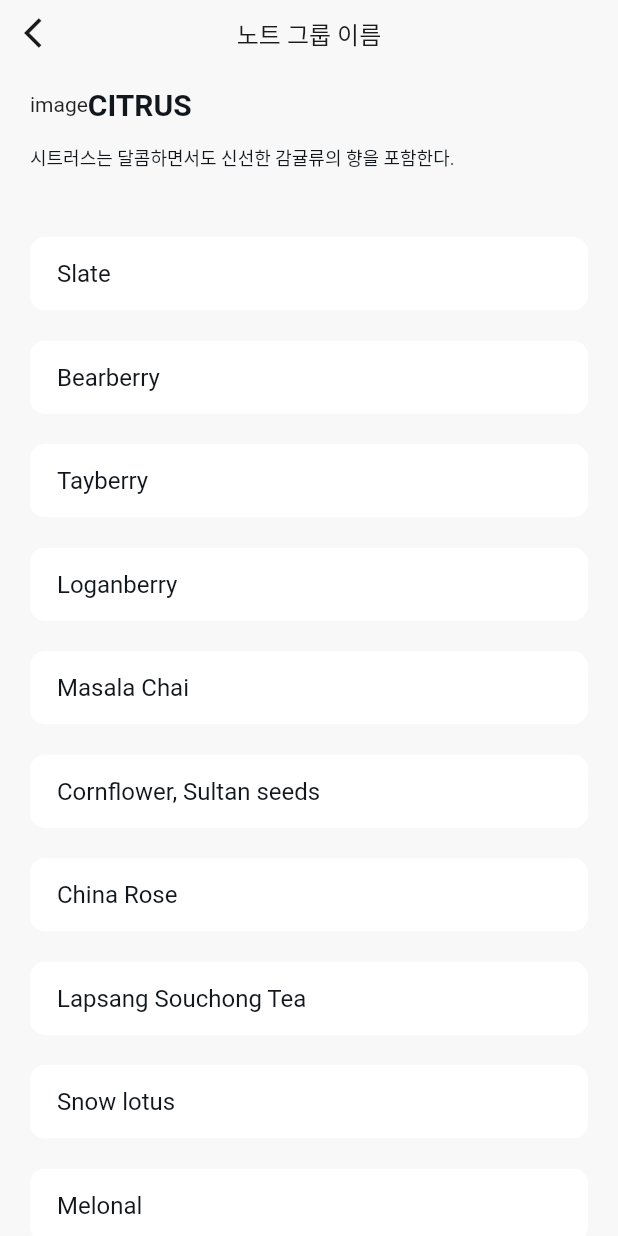
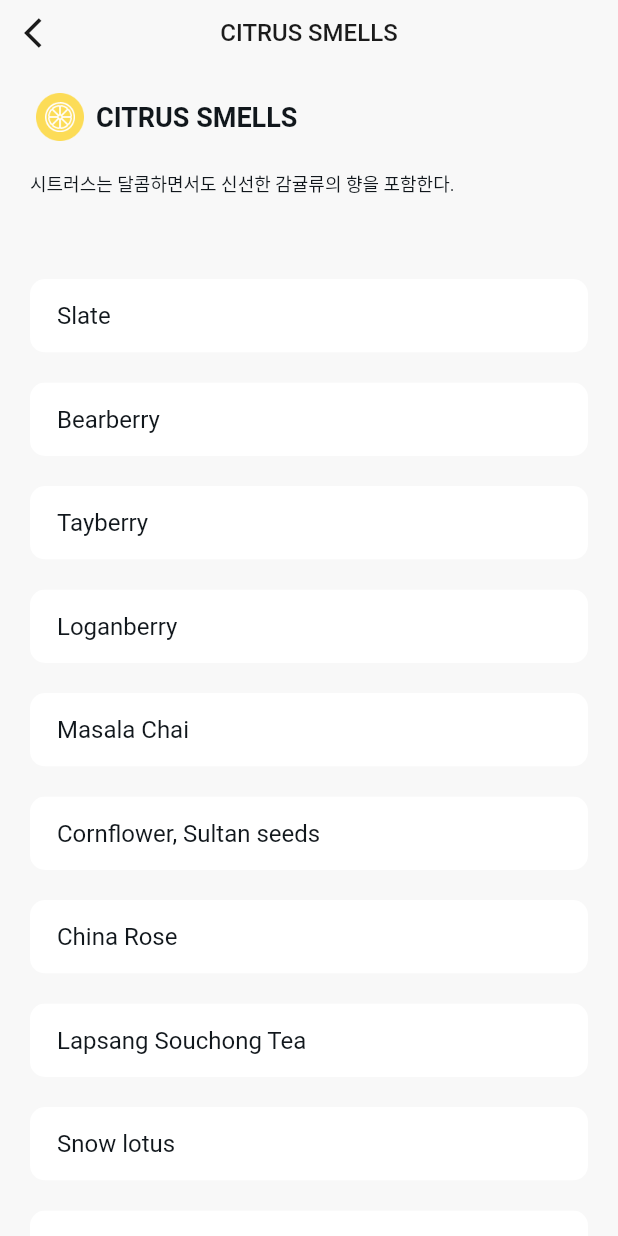
Before and after one commit to junhaesung/digging-flutter, a Flutter app: the NoteListView screen opened by its route, on a phone screen of 412 x 824 dp. Run offline on Flutter 3.47's test engine with Material 2 defaults, Android fonts, the light colour scheme and no system bars; our stand-ins replace dots_indicator.

Commit message:
feat: 노트 목록 화면 이동시 데이터 전달

```diff
--- a/lib/domain/notegroup.dart
+++ b/lib/domain/notegroup.dart
@@ -1,32 +1,33 @@
 class NoteGroup {
   int id;
   String name;
+  String description;
   String customName;
   String assetImageName;
 
-  NoteGroup(this.id, this.name, this.customName, this.assetImageName);
+  NoteGroup(this.id, this.name, this.description, this.customName, this.assetImageName);
 
-  static List<NoteGroup> sampleNoteGroups = [
-    NoteGroup(21180, 'CITRUS SMELLS', 'citrus_yellow', 'images/note-groups/citrus.png'),
-    NoteGroup(21181, 'FRUITS & VEGETABLES', 'fruits&vegetables _purple', 'images/note-groups/fruits.png'),
-    NoteGroup(21182, 'FLOWERS', 'flowers_pink', 'images/note-groups/flowers.png'),
-    NoteGroup(21183, 'WHITE FLOWERS', 'whiteFlowers_skyblue', 'images/note-groups/white_flowers.png'),
-    NoteGroup(21184, 'GREENS', 'greens_green', 'images/note-groups/greens.png'),
-    NoteGroup(21185, 'SPICES', 'spices_brown', 'images/note-groups/spices.png'),
-    NoteGroup(21186, 'SWEETS & GOURMAND', 'sweets&gourmand_pink', 'images/note-groups/sweets.png'),
-    NoteGroup(21187, 'WOODS', 'woods_brown', 'images/note-groups/woods.png'),
-    NoteGroup(21188, 'RESINS & BALSMAS', 'resins&balsams_brown', 'images/note-groups/resins.png'),
-    NoteGroup(21189, 'ANIMALIC', 'animalic_orange', 'images/note-groups/animalic.png'),
-    NoteGroup(21190, 'BEVERAGES', 'beverages_red', 'images/note-groups/beverages.png'),
-    NoteGroup(21191, 'NATURAL & SYNTHETIC', 'natural&systhetic_blue', 'images/note-groups/natural.png'),
-    NoteGroup(21192, 'UNCATEGORIZED', 'uncategorized_black', 'images/note-groups/uncategorized.png'),
+  static List<NoteGroup> _sampleNoteGroups = [
+    NoteGroup(21180, 'CITRUS SMELLS', '시트러스는 달콤하면서도 신선한 감귤류의 향을 포함한다.', 'citrus_yellow', 'images/note-groups/citrus.png'),
+    NoteGroup(21181, 'FRUITS & VEGETABLES', '시트러스는 달콤하면서도 신선한 감귤류의 향을 포함한다.', 'fruits&vegetables _purple', 'images/note-groups/fruits.png'),
+    NoteGroup(21182, 'FLOWERS', '시트러스는 달콤하면서도 신선한 감귤류의 향을 포함한다.', 'flowers_pink', 'images/note-groups/flowers.png'),
+    NoteGroup(21183, 'WHITE FLOWERS', '시트러스는 달콤하면서도 신선한 감귤류의 향을 포함한다.', 'whiteFlowers_skyblue', 'images/note-groups/white_flowers.png'),
+    NoteGroup(21184, 'GREENS', '시트러스는 달콤하면서도 신선한 감귤류의 향을 포함한다.', 'greens_green', 'images/note-groups/greens.png'),
+    NoteGroup(21185, 'SPICES', '시트러스는 달콤하면서도 신선한 감귤류의 향을 포함한다.', 'spices_brown', 'images/note-groups/spices.png'),
+    NoteGroup(21186, 'SWEETS & GOURMAND', '시트러스는 달콤하면서도 신선한 감귤류의 향을 포함한다.', 'sweets&gourmand_pink', 'images/note-groups/sweets.png'),
+    NoteGroup(21187, 'WOODS', '시트러스는 달콤하면서도 신선한 감귤류의 향을 포함한다.', 'woods_brown', 'images/note-groups/woods.png'),
+    NoteGroup(21188, 'RESINS & BALSMAS', '시트러스는 달콤하면서도 신선한 감귤류의 향을 포함한다.', 'resins&balsams_brown', 'images/note-groups/resins.png'),
+    NoteGroup(21189, 'ANIMALIC', '시트러스는 달콤하면서도 신선한 감귤류의 향을 포함한다.', 'animalic_orange', 'images/note-groups/animalic.png'),
+    NoteGroup(21190, 'BEVERAGES', '시트러스는 달콤하면서도 신선한 감귤류의 향을 포함한다.', 'beverages_red', 'images/note-groups/beverages.png'),
+    NoteGroup(21191, 'NATURAL & SYNTHETIC', '시트러스는 달콤하면서도 신선한 감귤류의 향을 포함한다.', 'natural&systhetic_blue', 'images/note-groups/natural.png'),
+    NoteGroup(21192, 'UNCATEGORIZED', '시트러스는 달콤하면서도 신선한 감귤류의 향을 포함한다.', 'uncategorized_black', 'images/note-groups/uncategorized.png'),
   ];
 
   static List<NoteGroup> getNoteGroups() {
-    return sampleNoteGroups.toList();
+    return _sampleNoteGroups.toList();
   }
 
   static List<NoteGroup> getCategorizedNoteGroups() {
-    return sampleNoteGroups.take(12).toList();
+    return _sampleNoteGroups.take(12).toList();
   }
 }
--- a/lib/ui/main/MainView.dart
+++ b/lib/ui/main/MainView.dart
@@ -9,6 +9,7 @@ class MainView extends StatefulWidget {
 }
 
 class _MainView extends State<MainView> {
+
   @override
   Widget build(BuildContext context) {
     return Scaffold(
--- a/lib/ui/search/NoteListView.dart
+++ b/lib/ui/search/NoteListView.dart
@@ -1,15 +1,30 @@
+import 'package:digging/domain/notegroup.dart';
 import 'package:flutter/material.dart';
 
 import '/domain/note.dart';
 
 /// 검색화면에서 노트그룹 누르면 노트 목록 나오는 화면
-class NoteListView extends StatelessWidget {
+class NoteListView extends StatefulWidget {
+  @override
+  State<StatefulWidget> createState() => _NoteListView();
+}
+
+class _NoteListView extends State<NoteListView> {
   @override
   Widget build(BuildContext context) {
+    Map<String, Object>? arguments =
+        (ModalRoute.of(context)!.settings).arguments as Map<String, Object>?;
+    NoteGroup noteGroup = arguments != null && arguments.containsKey('noteGroup')
+        ? arguments['noteGroup'] as NoteGroup
+        : NoteGroup.getNoteGroups()[0];
+    List<Note> notes = arguments != null && arguments.containsKey('notes')
+        ? arguments['notes'] as List<Note>
+        : Note.getNotes(10);
+
     return Scaffold(
       appBar: AppBar(
         title: Text(
-          '노트 그룹 이름',
+          noteGroup.name,
           style: TextStyle(
             fontSize: 16,
             color: Color(0xff1b1b1b),
@@ -46,20 +61,34 @@ class NoteListView extends StatelessWidget {
                     children: [
                       Row(
                         children: [
-                          Text('image'),
-                          Text(
-                            'CITRUS',
-                            style: TextStyle(
-                              fontSize: 20,
-                              fontWeight: FontWeight.bold,
-                              color: Color(0xff11171c),
+                          Padding(
+                            padding: const EdgeInsets.all(4.0),
+                            child: Container(
+                              height: 32,
+                              child: Image.asset(
+                                noteGroup.assetImageName,
+                                fit: BoxFit.fitHeight,
+                              ),
+                            ),
+                          ),
+                          Padding(
+                            padding: const EdgeInsets.all(4.0),
+                            child: Text(
+                              noteGroup.name,
+                              style: TextStyle(
+                                fontSize: 18,
+                                fontWeight: FontWeight.bold,
+                                color: Color(0xff11171c),
+                              ),
+                              maxLines: 1,
+                              overflow: TextOverflow.ellipsis,
                             ),
                           ),
                         ],
                       ),
                       Container(height: 15),
                       Text(
-                        '시트러스는 달콤하면서도 신선한 감귤류의 향을 포함한다.',
+                        noteGroup.description,
                         style: TextStyle(
                           fontSize: 12,
                           color: Color(0xff11171c),
@@ -68,12 +97,12 @@ class NoteListView extends StatelessWidget {
                     ],
                   ),
                 ),
+                Container(height: 28),
                 Expanded(
                   child: ListView(
                     // physics: NeverScrollableScrollPhysics(),
-                    children: Note.getNotes(10)
-                        .map((e) => toNoteWidget(context, e))
-                        .toList(),
+                    children:
+                        notes.map((e) => toNoteWidget(context, e)).toList(),
                   ),
                 ),
               ],
@@ -84,6 +113,7 @@ class NoteListView extends StatelessWidget {
     );
   }
 
+  /// 노트 리스트 아이템 위젯 생성
   Widget toNoteWidget(BuildContext context, Note note) {
     return Padding(
       padding: const EdgeInsets.only(bottom: 20),
@@ -114,6 +144,7 @@ class NoteListView extends StatelessWidget {
     );
   }
 
+  /// 향수 목록 화면으로 이동
   void _goToPerfumeDetailView(context) {
     Navigator.pushNamed(context, '/search/perfumes');
   }
```
Also changed, not shown: lib/ui/search/SearchView.dart (+16 -3 lines).
